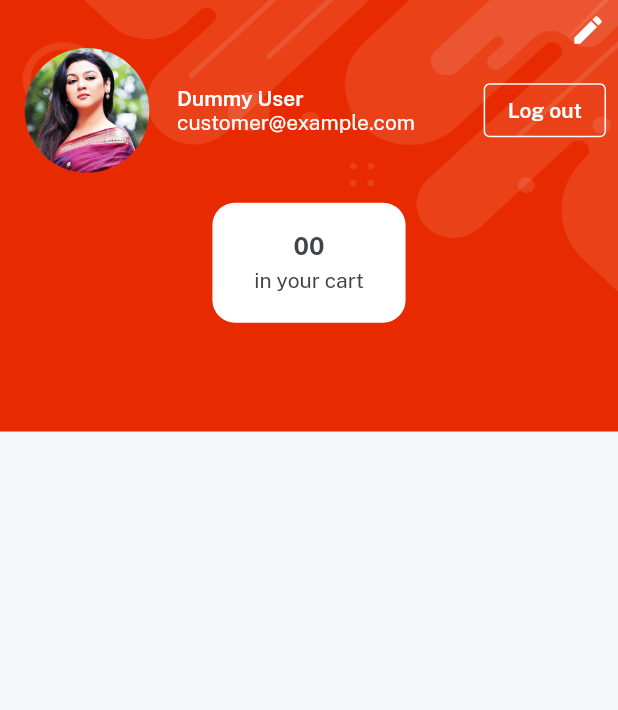
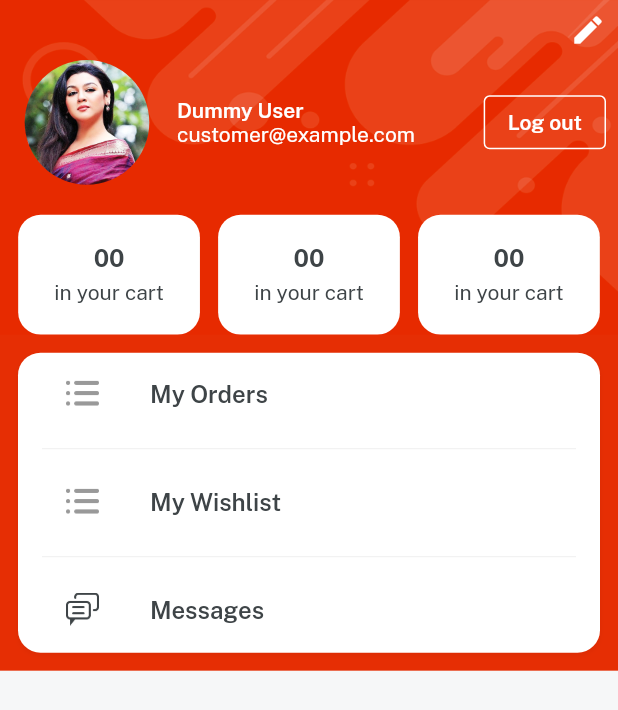
Before and after one commit to JUST9N1/Ecommerce-individual, a Flutter app: the ProfileScreen screen opened directly, on a phone screen of 412 x 824 dp. Shown: the top 710 px of the screen. Run offline on Flutter 3.47's test engine with Material 2 defaults, Android fonts, the phone set to English and light mode, and no system bars; our stand-ins replace get, velocity_x.

```diff
--- a/lib/consts/lists.dart
+++ b/lib/consts/lists.dart
@@ -37,4 +37,13 @@ const categoryImages = [
   imgFc9,
 ];
 
-const itemDetailButtonsList = [video, reviews, privacyPolicy, returnpolicy, supportPolicy];
+const itemDetailButtonsList = [
+  video,
+  reviews,
+  privacyPolicy,
+  returnpolicy,
+  supportPolicy
+];
+
+const profileButtonsList = [orders, wishlist, messages];
+const profileButtonsIcon = [icOrder, icOrder, icMessages];
--- a/lib/consts/strings.dart
+++ b/lib/consts/strings.dart
@@ -57,3 +57,6 @@ const video = "Video",
     returnpolicy = "Return Policy",
     supportPolicy = "Support Policy",
     productsyoumaylike = "Products you may also like";
+
+//profile strings
+const wishlist = "My Wishlist", orders = "My Orders", messages = "Messages";
--- a/lib/views/profile_screen/components/details_card.dart
+++ b/lib/views/profile_screen/components/details_card.dart
@@ -0,0 +1,24 @@
+import 'package:emart_app/consts/consts.dart';
+
+Widget detailsCard({width, String? count, String? title}){
+  return Column(
+                mainAxisAlignment: MainAxisAlignment.center,
+                children: [
+                  "00"
+                      .text
+                      .fontFamily(bold)
+                      .color(darkFontGrey)
+                      .size(16)
+                      .make(),
+                  5.heightBox,
+                  "in your cart".text.color(darkFontGrey).make(),
+                ],
+              )
+                  .box
+                  .white
+                  .rounded
+                  .width(width)
+                  .height(80)
+                  .padding(EdgeInsets.all(4))
+                  .make();
+}
--- a/lib/views/profile_screen/profile_screen.dart
+++ b/lib/views/profile_screen/profile_screen.dart
@@ -1,3 +1,5 @@
+import 'package:emart_app/consts/lists.dart';
+import 'package:emart_app/views/profile_screen/components/details_card.dart';
 import 'package:emart_app/widgets_common/bg_widget.dart';
 
 import '../../consts/consts.dart';
@@ -10,18 +12,21 @@ class ProfileScreen extends StatelessWidget {
     return bgWidget(
       child: Scaffold(
         body: SafeArea(
-            child: Container(
-          padding: EdgeInsets.all(8),
             child: Column(
           children: [
             //edit profile button
-              const Align(
+            Padding(
+              padding: const EdgeInsets.all(8.0),
+              child: const Align(
                       alignment: Alignment.topRight,
                       child: Icon(Icons.edit, color: whiteColor))
                   .onTap(() {}),
+            ),
 
             //user details section
-              Row(
+            Padding(
+              padding: const EdgeInsets.symmetric(horizontal: 8),
+              child: Row(
                 children: [
                   Image.asset(
                     imgProfile2,
@@ -44,30 +49,60 @@ class ProfileScreen extends StatelessWidget {
                       child: logout.text.fontFamily(semibold).white.make()),
                 ],
               ),
+            ),
 
             20.heightBox,
-              Column(
-                mainAxisAlignment: MainAxisAlignment.center,
+            Row(
+              mainAxisAlignment: MainAxisAlignment.spaceEvenly,
               children: [
-                  "00"
+                detailsCard(
+                    count: "00",
+                    title: "in your cart",
+                    width: context.screenWidth / 3.4),
+                detailsCard(
+                    count: "32",
+                    title: "in your wishlist",
+                    width: context.screenWidth / 3.4),
+                detailsCard(
+                    count: "675",
+                    title: "your orders",
+                    width: context.screenWidth / 3.4),
+              ],
+            ),
+
+            //buttons Section
+            ListView.separated(
+                    shrinkWrap: true,
+                    separatorBuilder: (context, index) {
+                      return Divider(
+                        color: lightGrey,
+                      );
+                    },
+                    itemCount: profileButtonsList.length,
+                    itemBuilder: (BuildContext context, int index) {
+                      return ListTile(
+                        leading: Image.asset(
+                          profileButtonsIcon[index],
+                          width: 22,
+                        ),
+                        title: profileButtonsList[index]
                             .text
-                      .fontFamily(bold)
+                            .fontFamily(semibold)
                             .color(darkFontGrey)
-                      .size(16)
                             .make(),
-                  5.heightBox,
-                  "in your cart".text.color(darkFontGrey).make(),
-                ],
-              )
+                      );
+                    })
                 .box
                 .white
                 .rounded
-                  .width(context.screenWidth / 3.2)
-                  .height(80)
-                  .padding(EdgeInsets.all(4))
+                .margin(const EdgeInsets.all(12))
+                .padding(const EdgeInsets.symmetric(horizontal: 16))
+                .shadowSm
                 .make()
+                .box
+                .color(redColor)
+                .make(),
           ],
-          ),
         )),
       ),
     );
```
Lines whose indentation alone changed are shown as unchanged.
